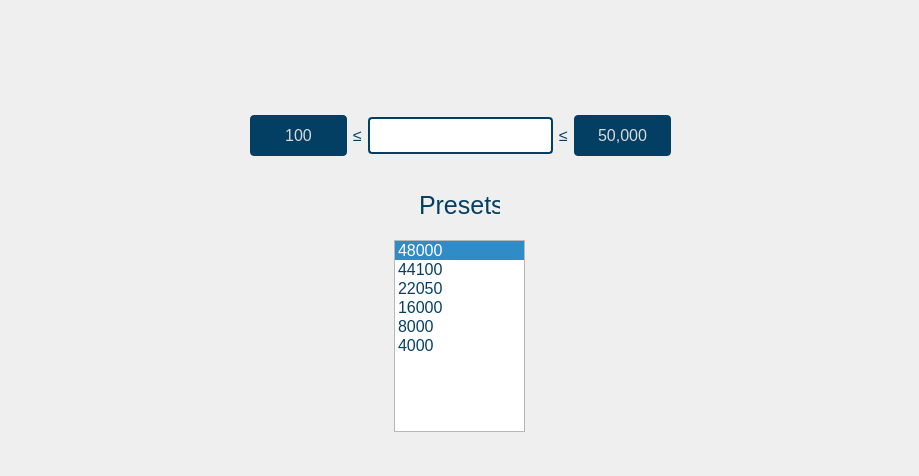
First picture: the form in gui/qtdesigner/SamplingRateWidget.ui, repository wyattduber/CyDAQ, before the edit.
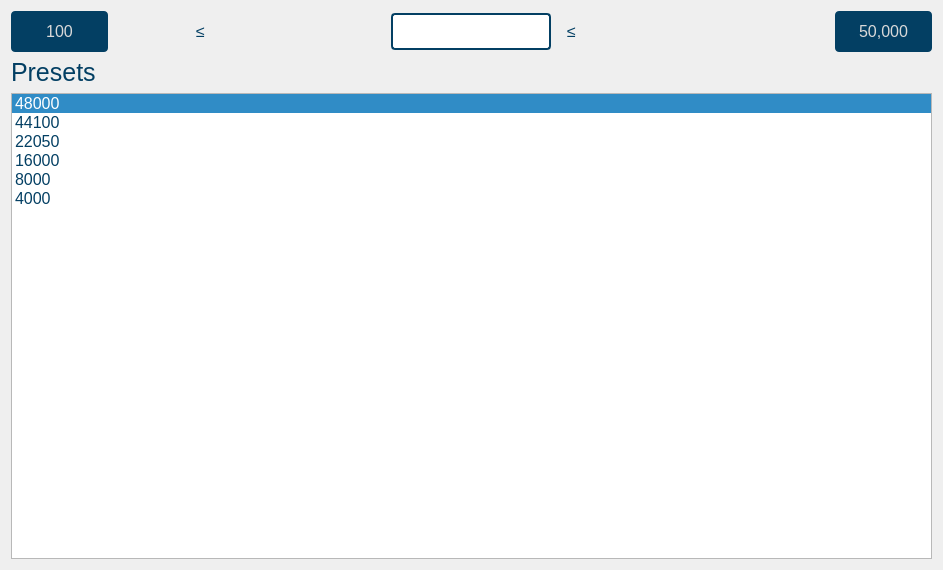
Second picture: the form after the edit.

Commit message: got layout pretty close. Sizes of elements needs fixed now

```diff
--- a/gui/qtdesigner/SamplingRateWidget.ui
+++ b/gui/qtdesigner/SamplingRateWidget.ui
@@ -6,22 +6,10 @@
    <rect>
     <x>0</x>
     <y>0</y>
-    <width>919</width>
-    <height>476</height>
+    <width>943</width>
+    <height>570</height>
    </rect>
   </property>
-  <property name="minimumSize">
-   <size>
-    <width>919</width>
-    <height>476</height>
-   </size>
-  </property>
-  <property name="maximumSize">
-   <size>
-    <width>919</width>
-    <height>476</height>
-   </size>
-  </property>
   <property name="windowTitle">
    <string>Form</string>
   </property>
@@ -56,28 +44,58 @@
 	height: 25px; 
 }</string>
   </property>
+  <layout class="QVBoxLayout" name="verticalLayout">
+   <item>
+    <layout class="QHBoxLayout" name="horizontalLayout">
+     <item alignment="Qt::AlignLeft">
+      <widget class="QPushButton" name="sample_rate_min_btn">
+       <property name="text">
+        <string>100</string>
+       </property>
+      </widget>
+     </item>
+     <item>
+      <widget class="QLabel" name="lessThan1Sample">
+       <property name="text">
+        <string>≤</string>
+       </property>
+      </widget>
+     </item>
+     <item alignment="Qt::AlignHCenter">
+      <widget class="QLineEdit" name="sample_rate_input">
+       <property name="text">
+        <string/>
+       </property>
+       <property name="alignment">
+        <set>Qt::AlignCenter</set>
+       </property>
+      </widget>
+     </item>
+     <item>
+      <widget class="QLabel" name="lessThan2Sample">
+       <property name="text">
+        <string>≤</string>
+       </property>
+      </widget>
+     </item>
+     <item alignment="Qt::AlignRight">
+      <widget class="QPushButton" name="sample_rate_max_btn">
+       <property name="text">
+        <string>50,000</string>
+       </property>
+      </widget>
+     </item>
+    </layout>
+   </item>
+   <item>
   <widget class="QLabel" name="presets_label">
-   <property name="geometry">
-    <rect>
-     <x>419</x>
-     <y>190</y>
-     <width>81</width>
-     <height>31</height>
-    </rect>
-   </property>
    <property name="text">
     <string>Presets</string>
    </property>
   </widget>
+   </item>
+   <item>
   <widget class="QListWidget" name="sample_rate_presets">
-   <property name="geometry">
-    <rect>
-     <x>394</x>
-     <y>240</y>
-     <width>131</width>
-     <height>192</height>
-    </rect>
-   </property>
    <property name="tabKeyNavigation">
     <bool>true</bool>
    </property>
@@ -115,56 +133,8 @@
     </property>
    </item>
   </widget>
-  <widget class="QWidget" name="horizontalLayoutWidget_2">
-   <property name="geometry">
-    <rect>
-     <x>250</x>
-     <y>110</y>
-     <width>421</width>
-     <height>51</height>
-    </rect>
-   </property>
-   <layout class="QHBoxLayout" name="horizontalLayout">
-    <item>
-     <widget class="QPushButton" name="sample_rate_min_btn">
-      <property name="text">
-       <string>100</string>
-      </property>
-     </widget>
-    </item>
-    <item>
-     <widget class="QLabel" name="lessThan1Sample">
-      <property name="text">
-       <string>≤</string>
-      </property>
-     </widget>
-    </item>
-    <item>
-     <widget class="QLineEdit" name="sample_rate_input">
-      <property name="text">
-       <string/>
-      </property>
-      <property name="alignment">
-       <set>Qt::AlignCenter</set>
-      </property>
-     </widget>
-    </item>
-    <item>
-     <widget class="QLabel" name="lessThan2Sample">
-      <property name="text">
-       <string>≤</string>
-      </property>
-     </widget>
-    </item>
-    <item>
-     <widget class="QPushButton" name="sample_rate_max_btn">
-      <property name="text">
-       <string>50,000</string>
-      </property>
-     </widget>
-    </item>
-   </layout>
-  </widget>
+   </item>
+  </layout>
  </widget>
  <resources/>
  <connections/>
```
Lines whose indentation alone changed are shown as unchanged. The commit also changes 7 other files.
